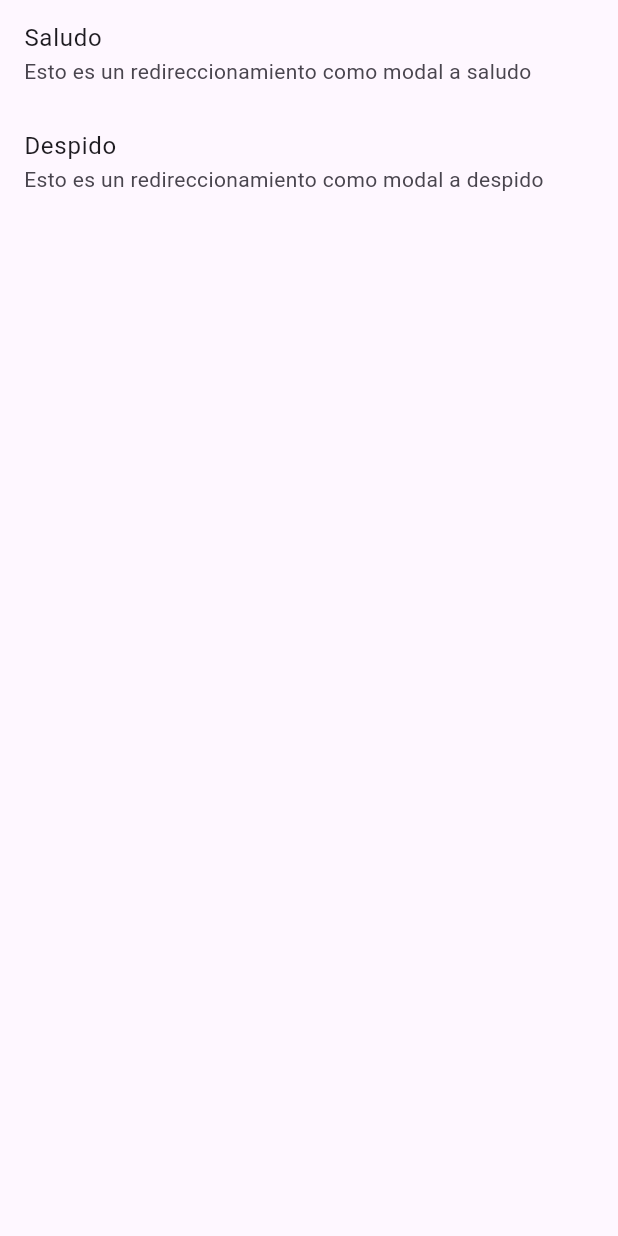
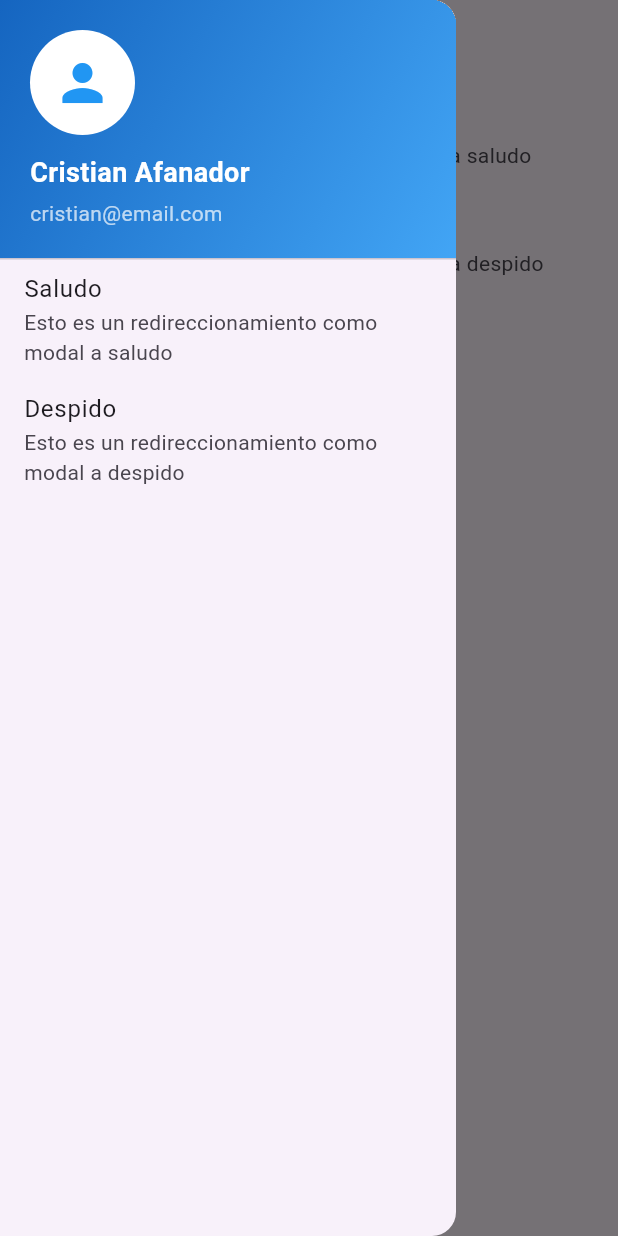
Before and after one commit to Cristian-Blue/rutas, a Flutter app: the screen it shows after launch, with the side drawer open (before the commit the screen has no drawer), on a phone screen of 412 x 824 dp. Run offline on Flutter 3.47's test engine with Material 3 defaults, Android fonts, the phone set to English and light mode, and no system bars.

Commit message:
feat: drawer

```diff
--- /dev/null
+++ b/lib/config/router/router.dart
@@ -0,0 +1,17 @@
+import 'package:ruta/config/router/router_model.dart';
+import 'package:ruta/presentation/screen/screends.dart';
+
+List<RouterModel> routes = [
+  RouterModel(
+    name: 'Saludo',
+    description: 'Esto es un redireccionamiento como modal a saludo',
+    route: '/saludo',
+    widget: const SaludoScreen(),
+  ),
+  RouterModel(
+    name: 'Despido',
+    description: 'Esto es un redireccionamiento como modal a despido',
+    route: '/despido',
+    widget: const DespidoScreen(),
+  ),
+];
--- /dev/null
+++ b/lib/config/router/router_model.dart
@@ -0,0 +1,15 @@
+import 'package:flutter/widgets.dart';
+
+class RouterModel {
+  String name;
+  String description;
+  String route;
+  Widget widget;
+
+  RouterModel({
+    required this.name,
+    required this.description,
+    required this.route,
+    required this.widget,
+  });
+}
--- a/lib/presentation/screen/home/home_screen.dart
+++ b/lib/presentation/screen/home/home_screen.dart
@@ -1,6 +1,7 @@
 import 'package:flutter/material.dart';
-import 'package:ruta/presentation/screen/despido/despido_screen.dart';
-import 'package:ruta/presentation/screen/saludo/saludo_screen.dart';
+import 'package:ruta/config/router/router.dart';
+import 'package:ruta/presentation/widget/drawer/drawer_widget.dart';
+import 'package:ruta/presentation/widget/lista/lista_menu_widget.dart';
 
 class HomeScreen extends StatelessWidget {
   const HomeScreen({super.key});
@@ -8,27 +9,11 @@ class HomeScreen extends StatelessWidget {
   @override
   Widget build(BuildContext context) {
     return Scaffold(
-      body: ListView(
-        children: [
-          ListTile(
-            title: Text('Saludo'),
-            subtitle: Text('Esto es un redireccionamiento como modal a saludo'),
-            onTap: () => Navigator.push(
-              context,
-              MaterialPageRoute(builder: (context) => const SaludoScreen()),
-            ),
-          ),
-          ListTile(
-            title: Text('Despido'),
-            subtitle: Text(
-              'Esto es un redireccionamiento como modal a despido',
-            ),
-            onTap: () => Navigator.push(
-              context,
-              MaterialPageRoute(builder: (context) => const DespidoScreen()),
-            ),
-          ),
-        ],
+      appBar: AppBar(title: const Text('Ruta'), centerTitle: true),
+      drawer: DrawerWidget(),
+      body: ListView.builder(
+        itemCount: routes.length,
+        itemBuilder: (context, index) => ListaMenuWidget(route: routes[index]),
       ),
     );
   }
--- /dev/null
+++ b/lib/presentation/screen/screends.dart
@@ -0,0 +1,2 @@
+export 'package:ruta/presentation/screen/despido/despido_screen.dart';
+export 'package:ruta/presentation/screen/saludo/saludo_screen.dart';
--- /dev/null
+++ b/lib/presentation/widget/drawer/drawer_widget.dart
@@ -0,0 +1,65 @@
+import 'package:flutter/material.dart';
+import 'package:ruta/config/router/router.dart';
+import 'package:ruta/presentation/widget/lista/lista_menu_widget.dart';
+
+class DrawerWidget extends StatelessWidget {
+  const DrawerWidget({super.key});
+
+  @override
+  Widget build(BuildContext context) {
+    return Drawer(
+      child: Column(
+        mainAxisAlignment: MainAxisAlignment.start,
+        children: [
+          SafeArea(
+            bottom: false,
+            child: Container(
+              width: double.infinity,
+              decoration: const BoxDecoration(
+                gradient: LinearGradient(
+                  colors: [Color(0xFF1565C0), Color(0xFF42A5F5)],
+                  begin: Alignment.topLeft,
+                  end: Alignment.bottomRight,
+                ),
+              ),
+              padding: const EdgeInsets.all(20),
+              child: Column(
+                crossAxisAlignment: CrossAxisAlignment.start,
+                mainAxisAlignment: MainAxisAlignment.start,
+                children: const [
+                  CircleAvatar(
+                    radius: 35,
+                    backgroundColor: Colors.white,
+                    child: Icon(Icons.person, size: 40, color: Colors.blue),
+                  ),
+                  SizedBox(height: 12),
+                  Text(
+                    "Cristian Afanador",
+                    style: TextStyle(
+                      color: Colors.white,
+                      fontSize: 18,
+                      fontWeight: FontWeight.bold,
+                    ),
+                  ),
+                  SizedBox(height: 4),
+                  Text(
+                    "cristian@email.com",
+                    style: TextStyle(color: Colors.white70, fontSize: 14),
+                  ),
+                ],
+              ),
+            ),
+          ),
+          const Divider(height: 1),
+          Expanded(
+            child: ListView.builder(
+              itemCount: routes.length,
+              itemBuilder: (context, index) =>
+                  ListaMenuWidget(route: routes[index], drawerBool: true),
+            ),
+          ),
+        ],
+      ),
+    );
+  }
+}
--- /dev/null
+++ b/lib/presentation/widget/lista/lista_menu_widget.dart
@@ -0,0 +1,33 @@
+import 'package:flutter/material.dart';
+import 'package:ruta/config/router/router_model.dart';
+
+class ListaMenuWidget extends StatelessWidget {
+  final RouterModel route;
+  final bool drawerBool;
+  const ListaMenuWidget({
+    super.key,
+    required this.route,
+    this.drawerBool = false,
+  });
+
+  @override
+  Widget build(BuildContext context) {
+    return ListTile(
+      title: Text(route.name),
+      subtitle: Text(route.description),
+      onTap: () {
+        if (drawerBool) {
+          Navigator.pop(context);
+        }
+        Navigator.push(
+          context,
+          MaterialPageRoute(
+            builder: (context) {
+              return route.widget;
+            },
+          ),
+        );
+      },
+    );
+  }
+}
```
